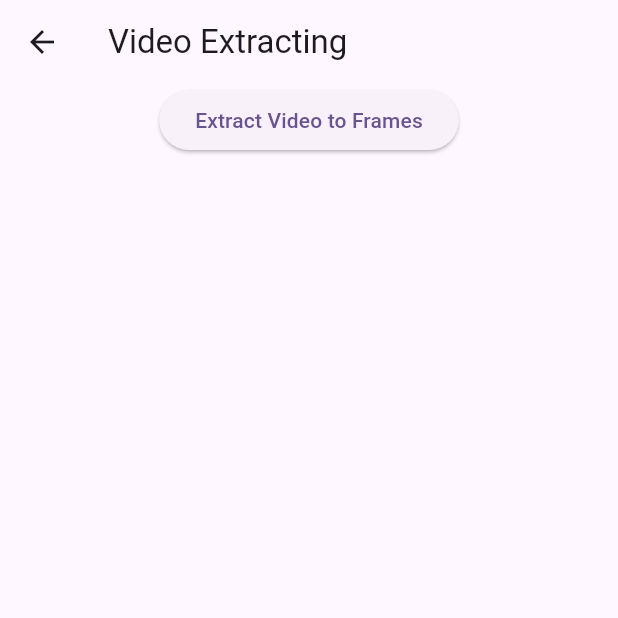
After one commit to thong-dipro/merge_video, a Flutter app: the VideoExtracting screen opened directly, on a phone screen of 412 x 824 dp, the top half of it. The commit adds this screen. Run offline on Flutter 3.47's test engine with Material 3 defaults, Android fonts, the phone set to English and light mode, and no system bars; our stand-ins replace file_picker, video_player; missing offline and left inert: ffmpeg_kit_flutter, video_frame_extractor.

Commit message:
extract video to frame using ffmpeg

```diff
--- /dev/null
+++ b/lib/app_const.dart
@@ -0,0 +1,6 @@
+abstract class AppConstants {
+  static const double _fps = 27.5;
+  static Duration timeDuration = Duration(
+    microseconds: (1 / _fps * 1000000).toInt(),
+  );
+}
--- /dev/null
+++ b/lib/video_extracting.dart
@@ -0,0 +1,75 @@
+import 'dart:io';
+
+import 'package:file_picker/file_picker.dart';
+import 'package:flutter/cupertino.dart';
+import 'package:flutter/material.dart';
+import 'package:video_frame_extractor/video_frame_extractor.dart';
+
+class VideoExtracting extends StatefulWidget {
+  const VideoExtracting({super.key});
+
+  @override
+  State<VideoExtracting> createState() => _VideoExtractingState();
+}
+
+class _VideoExtractingState extends State<VideoExtracting> {
+  List<String> frames = [];
+  bool isLoading = false;
+  Future<void> _extractVideoToFrames(String videoUrl) async {
+    final result = await VideoFrameExtractor.fromNetwork(
+      videoUrl: videoUrl,
+      imagesCount: 27,
+      destinationDirectoryPath: '/storage/emulated/0/Download',
+      onProgress: (progress) {},
+    );
+    setState(() {
+      frames = result;
+      isLoading = false;
+    });
+  }
+
+  @override
+  Widget build(BuildContext context) {
+    return Scaffold(
+        appBar: AppBar(
+          title: const Text('Video Extracting'),
+        ),
+        body: Center(
+          child: Column(
+            mainAxisAlignment: MainAxisAlignment.center,
+            children: [
+              ElevatedButton(
+                onPressed: () {
+                  setState(() {
+                    isLoading = true;
+                  });
+                  FilePicker.platform
+                      .pickFiles(
+                    type: FileType.video,
+                  )
+                      .then((value) {
+                    if (value != null && value.files.isNotEmpty) {
+                      _extractVideoToFrames(value.files.first.path ?? '');
+                    }
+                  });
+                },
+                child: const Text('Extract Video to Frames'),
+              ),
+              if (isLoading)
+                const CupertinoActivityIndicator()
+              else
+                Expanded(
+                  child: ListView.builder(
+                    itemCount: frames.length,
+                    itemBuilder: (context, index) {
+                      return Image.file(
+                        File(frames[index]),
+                      );
+                    },
+                  ),
+                ),
+            ],
+          ),
+        ));
+  }
+}
--- a/pubspec.yaml
+++ b/pubspec.yaml
@@ -15,6 +15,7 @@ dependencies:
   video_player: ^2.8.4
   ffmpeg_kit_flutter: ^6.0.3
   file_picker: ^8.0.0+1
+  video_frame_extractor: ^0.0.3
 
 dev_dependencies:
   flutter_test:
```
Also changed, not shown: lib/ffmpeg_helper.dart (+33 -7 lines), lib/main.dart (+122 -6 lines), lib/view_image.dart (added, +26 -0 lines), pubspec.lock.
